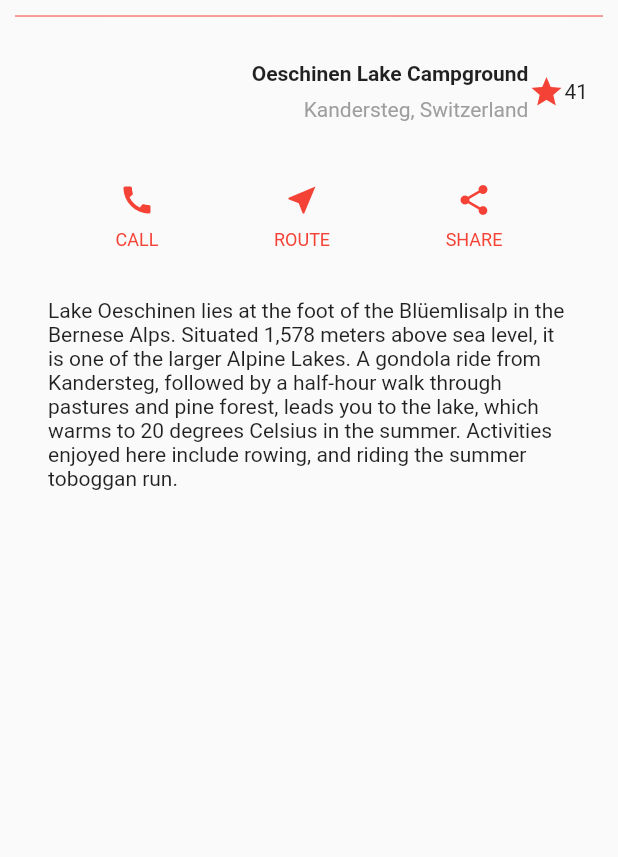
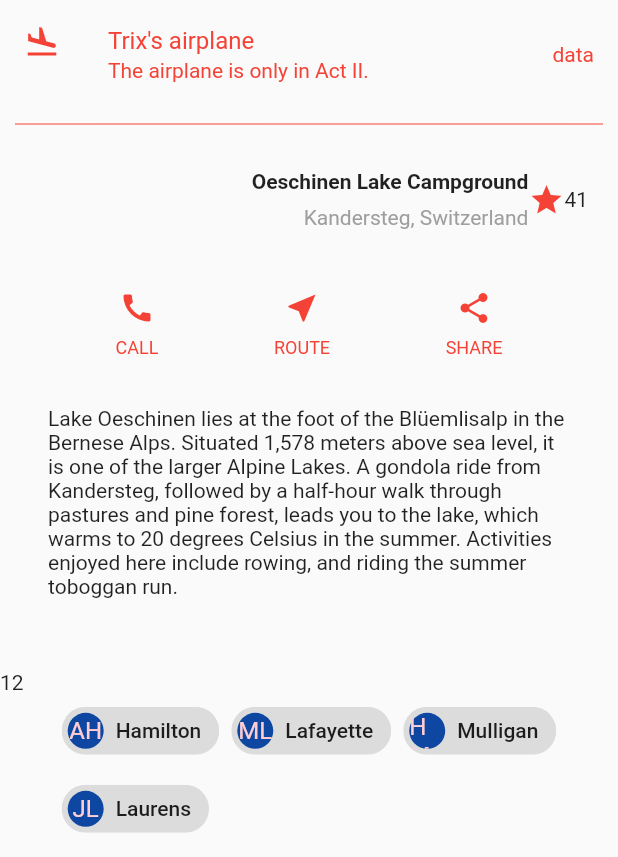
Before and after one commit to caihua/cai_flutter_demo, a Flutter app: the screen it shows after launch, after a tap on "Page", on a phone screen of 412 x 824 dp, the part 379-1236 px from its top. Run offline on Flutter 3.47's test engine with Material 2 defaults, Android fonts, the phone set to English and light mode, and no system bars; our stand-ins replace rxdart.

Commit message:
测试布局

```diff
--- a/lib/cai/CaiPage.dart
+++ b/lib/cai/CaiPage.dart
@@ -102,14 +102,85 @@ Lake Oeschinen lies at the foot of the Blüemlisalp in the Bernese Alps. Situate
         Container(
           child: topImage,
         ),
+        ListTile(
+            leading: const Icon(Icons.flight_land),
+            title: const Text('Trix\'s airplane'),
+            subtitle: Text('The airplane is only in Act II.'),
+            trailing: Text("data"),
+            enabled: true,
+            selected: true,
+            onTap: () {/* react to the tile being tapped */}),
         Container(
           child: line,
           padding: EdgeInsets.all(10),
         ),
-
         titleSection,
         buttonSection,
-        textSection
+        textSection,
+        Row(
+          children: <Widget>[
+            Text("1"),
+            // Expanded(
+            //   child: Column(
+            //     children: <Widget>[
+            //       Text("data1"),
+            //       Text("data2"),
+            //       Row(
+            //         children: <Widget>[
+            //           Text("data3"),
+            //           Text("data4"),
+            //           Expanded(
+            //             child: Container(),
+            //           ),
+            //           Text("data5"),
+            //         ],
+            //       )
+            //     ],
+            //   ),
+            // ),
+            // Expanded(child: Container(),),
+            // Expanded(
+            //   child: Row(
+            //     children: <Widget>[
+            //       Expanded(
+            //         child: Container(),
+            //       ),
+            //       Text("x"),
+            //     ],
+            //   ),
+            // ),
+            Align(
+              alignment: Alignment.centerRight,
+              child: Text("2"),
+            ),
+          ],
+        ),
+        Wrap(
+          spacing: 8.0, // gap between adjacent chips
+          runSpacing: 4.0, // gap between lines
+          children: <Widget>[
+            Chip(
+              avatar: CircleAvatar(
+                  backgroundColor: Colors.blue.shade900, child: Text('AH')),
+              label: Text('Hamilton'),
+            ),
+            Chip(
+              avatar: CircleAvatar(
+                  backgroundColor: Colors.blue.shade900, child: Text('ML')),
+              label: Text('Lafayette'),
+            ),
+            Chip(
+              avatar: CircleAvatar(
+                  backgroundColor: Colors.blue.shade900, child: Text('HM')),
+              label: Text('Mulligan'),
+            ),
+            Chip(
+              avatar: CircleAvatar(
+                  backgroundColor: Colors.blue.shade900, child: Text('JL')),
+              label: Text('Laurens'),
+            ),
+          ],
+        ),
       ],
     );
 
```
